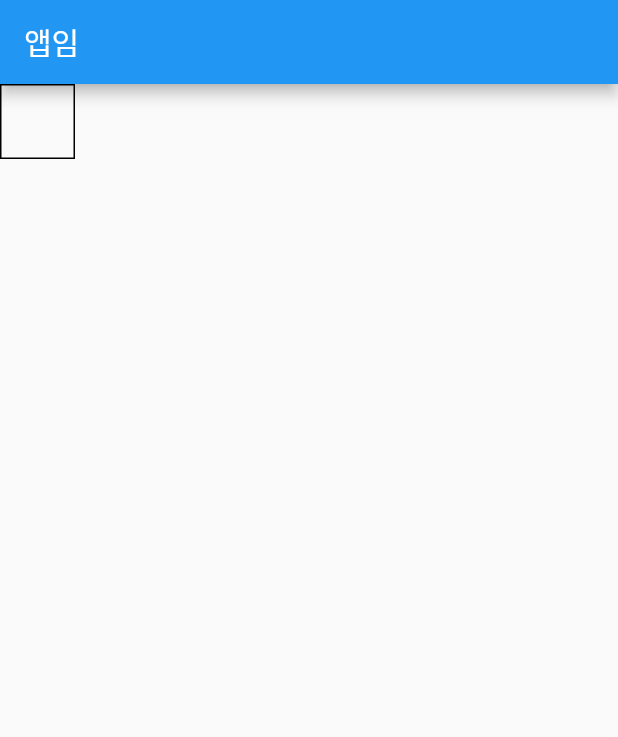
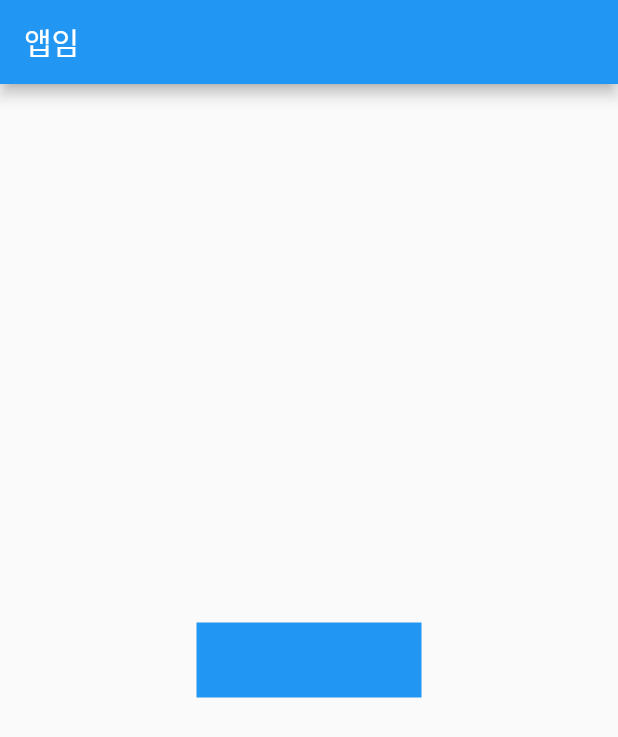
Before and after one commit to JIN-LEA-study/flutter-lea, a Flutter app: the screen it shows after launch, on a phone screen of 412 x 824 dp. Shown: the top 737 px of the screen. Run offline on Flutter 3.47's test engine with Material 2 defaults, Android fonts, the phone set to English and light mode, and no system bars.

Commit message:
box center

```diff
--- a/codingapple/contact/lib/main.dart
+++ b/codingapple/contact/lib/main.dart
@@ -20,14 +20,14 @@ class MyApp extends StatelessWidget {
     return MaterialApp(
       home: Scaffold(
         appBar: AppBar( title: Text('앱임')),
-        body: Container(
-          width: 50, height: 50,
-          // margin: EdgeInsets.all(20),
-          decoration: BoxDecoration(
-            border: Border.all(color : Colors.black)
-          )
+        body: Center(
+          child: Container(
+            width: 150, height: 50, color: Colors.blue,
+            // margin: EdgeInsets.all(20),
             ),
-          ),
-    );
+        ),
+
+            ),
+          );
   }
 }
```
